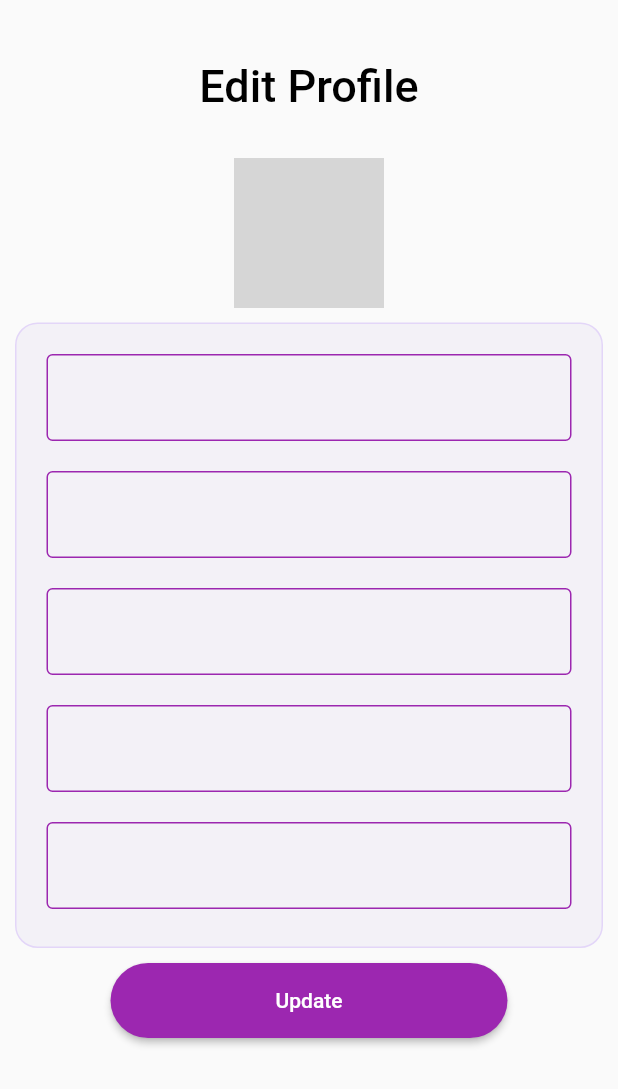
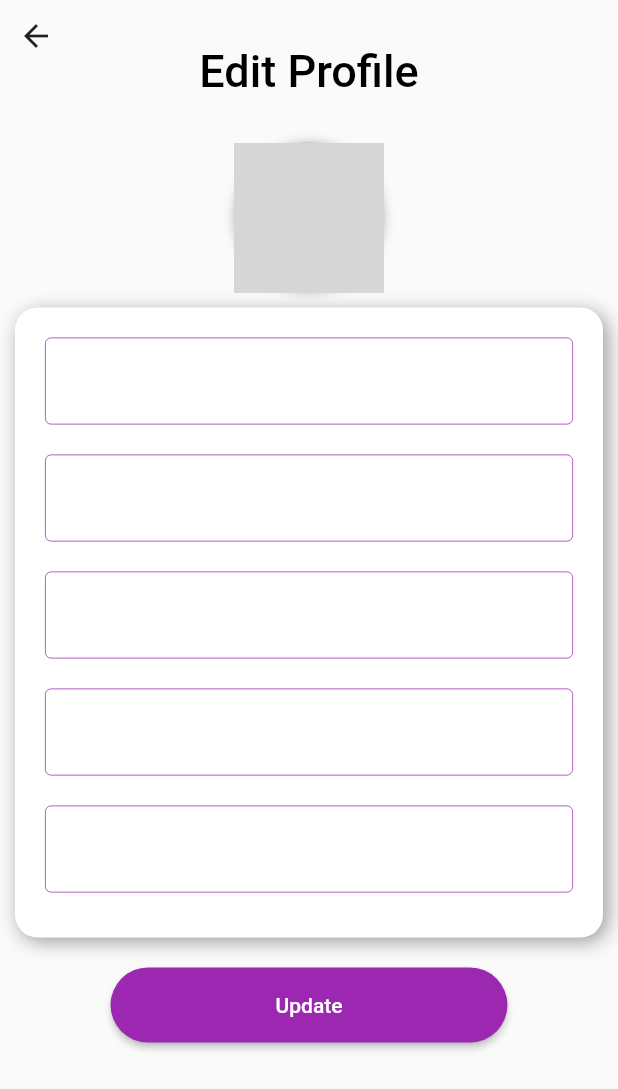
Before and after one commit to ahmedyosry433/e-commerc_flutter, a Flutter app: the Profile screen opened by its route, on a phone screen of 412 x 824 dp. Shown: the top 1089 px of the screen. Run offline on Flutter 3.47's test engine with Material 2 defaults, Android fonts, the phone set to English and light mode, and no system bars; our stand-ins replace badges, cloud_firestore, firebase_auth, firebase_core, flutter_svg, google_sign_in and 5 more; missing offline and left inert: flutter_facebook_auth; accounts and stored records are empty; network calls fail; grey boxes are pictures that could not be loaded.

Commit message:
more profile change

```diff
--- a/lib/core/global/theme/app_colors/app_color_light.dart
+++ b/lib/core/global/theme/app_colors/app_color_light.dart
@@ -11,4 +11,6 @@ class AppColorLight {
 
   static const appBarColor = Color.fromRGBO(164, 126, 211, 1);
   static const cardColor = Color.fromRGBO(241, 233, 250, 0.774);
+  static const whiteColor = Colors.white;
+  static const shadowColor = Colors.grey;
 }
--- a/lib/forms/profile-form.dart
+++ b/lib/forms/profile-form.dart
@@ -29,14 +29,19 @@ class _ProfileFormState extends State<ProfileForm> {
         Provider.of<UserProvider>(context, listen: false).userAlreadyexist;
     return Form(
       key: formKey,
-      child: Column(
-        children: [
+      child: Column(children: [
         Container(
           margin: const EdgeInsets.all(10),
           decoration: BoxDecoration(
+            boxShadow: const [
+              BoxShadow(
+                  color: AppColorLight.shadowColor,
+                  blurRadius: 10,
+                  offset: Offset(3, 3))
+            ],
             borderRadius: BorderRadius.circular(15),
-                color: const Color.fromARGB(255, 243, 241, 247),
-                border: Border.all(color: AppColorLight.secondColor)),
+            color: AppColorLight.whiteColor,
+          ),
           child: Column(
             children: [
               Container(
@@ -55,16 +60,15 @@ class _ProfileFormState extends State<ProfileForm> {
                   decoration: InputDecoration(
                     hintText: "${userData['firstName']}",
                     enabledBorder: const OutlineInputBorder(
-                        borderSide:
-                            BorderSide(color: AppColorLight.primaryColor),
+                      borderSide: BorderSide(
+                          color: AppColorLight.primaryColor, width: 0.5),
                     ),
                     focusedBorder: const OutlineInputBorder(
-                        borderSide:
-                            BorderSide(color: AppColorLight.secondColor),
+                      borderSide: BorderSide(color: AppColorLight.secondColor),
                     ),
                     errorBorder: const OutlineInputBorder(
-                        borderSide:
-                            BorderSide(color: AppColorLight.primaryColor),
+                      borderSide: BorderSide(
+                          color: AppColorLight.primaryColor, width: 0.5),
                     ),
                   ),
                 ),
@@ -85,12 +89,12 @@ class _ProfileFormState extends State<ProfileForm> {
                   decoration: InputDecoration(
                       hintText: "${userData['lastName']}",
                       enabledBorder: const OutlineInputBorder(
-                          borderSide:
-                              BorderSide(color: AppColorLight.primaryColor),
+                        borderSide: BorderSide(
+                            color: AppColorLight.primaryColor, width: 0.5),
                       ),
                       errorBorder: const OutlineInputBorder(
-                          borderSide:
-                              BorderSide(color: AppColorLight.primaryColor),
+                        borderSide: BorderSide(
+                            color: AppColorLight.primaryColor, width: 0.5),
                       ),
                       focusedBorder: const OutlineInputBorder(
                         borderSide:
@@ -105,16 +109,16 @@ class _ProfileFormState extends State<ProfileForm> {
                   decoration: InputDecoration(
                     hintText: "${user!.email}",
                     enabledBorder: const OutlineInputBorder(
-                        borderSide:
-                            BorderSide(color: AppColorLight.primaryColor),
+                      borderSide: BorderSide(
+                          color: AppColorLight.primaryColor, width: 0.5),
                     ),
                     focusedBorder: const OutlineInputBorder(
-                        borderSide:
-                            BorderSide(color: AppColorLight.primaryColor),
+                      borderSide: BorderSide(
+                          color: AppColorLight.primaryColor, width: 0.5),
                     ),
                     errorBorder: const OutlineInputBorder(
-                        borderSide:
-                            BorderSide(color: AppColorLight.primaryColor),
+                      borderSide: BorderSide(
+                          color: AppColorLight.primaryColor, width: 0.5),
                     ),
                   ),
                 ),
@@ -135,16 +139,15 @@ class _ProfileFormState extends State<ProfileForm> {
                   decoration: InputDecoration(
                     hintText: "${userData['phone']}",
                     enabledBorder: const OutlineInputBorder(
-                        borderSide:
-                            BorderSide(color: AppColorLight.primaryColor),
+                      borderSide: BorderSide(
+                          color: AppColorLight.primaryColor, width: 0.5),
                     ),
                     focusedBorder: const OutlineInputBorder(
-                        borderSide:
-                            BorderSide(color: AppColorLight.secondColor),
+                      borderSide: BorderSide(color: AppColorLight.secondColor),
                     ),
                     errorBorder: const OutlineInputBorder(
-                        borderSide:
-                            BorderSide(color: AppColorLight.primaryColor),
+                      borderSide: BorderSide(
+                          color: AppColorLight.primaryColor, width: 0.5),
                     ),
                   ),
                 ),
@@ -164,12 +167,12 @@ class _ProfileFormState extends State<ProfileForm> {
                   decoration: InputDecoration(
                       hintText: "${userData['address']}",
                       enabledBorder: const OutlineInputBorder(
-                          borderSide:
-                              BorderSide(color: AppColorLight.primaryColor),
+                        borderSide: BorderSide(
+                            color: AppColorLight.primaryColor, width: 0.5),
                       ),
                       errorBorder: const OutlineInputBorder(
-                          borderSide:
-                              BorderSide(color: AppColorLight.primaryColor),
+                        borderSide: BorderSide(
+                            color: AppColorLight.primaryColor, width: 0.5),
                       ),
                       focusedBorder: const OutlineInputBorder(
                         borderSide:
@@ -177,11 +180,13 @@ class _ProfileFormState extends State<ProfileForm> {
                       )),
                 ),
               ),
-                const SizedBox(height: 15),
+              const SizedBox(height: 20),
             ],
           ),
         ),
-          ElevatedButton(
+        Padding(
+          padding: const EdgeInsets.only(top: 10),
+          child: ElevatedButton(
             onPressed: () async {
               try {
                 if (formKey.currentState!.validate()) {
@@ -217,8 +222,8 @@ class _ProfileFormState extends State<ProfileForm> {
               "Update",
             ),
           ),
-        ],
         ),
+      ]),
     );
   }
 }
--- a/lib/screens/auth/profile-page.dart
+++ b/lib/screens/auth/profile-page.dart
@@ -1,6 +1,7 @@
 // ignore_for_file: must_be_immutable, file_names
 
 import 'package:flutter/material.dart';
+import 'package:flutter_welcome_login_singup_screens/core/global/theme/app_colors/app_color_light.dart';
 import 'package:flutter_welcome_login_singup_screens/forms/profile-form.dart';
 
 class Profile extends StatelessWidget {
@@ -11,12 +12,10 @@ class Profile extends StatelessWidget {
     return SafeArea(
         child: Scaffold(
       body: SingleChildScrollView(
-        child: Column(children: [
-          AppBar(
-            backgroundColor: Colors.transparent,
-            elevation: 0,
-            toolbarHeight: 10,
-          ),
+        child: Stack(
+          children: [
+            Column(
+              children: [
                 Center(
                   child: Padding(
                     padding: const EdgeInsets.symmetric(vertical: 30),
@@ -29,16 +28,31 @@ class Profile extends StatelessWidget {
                 Container(
                   height: 100,
                   width: 100,
-            decoration: const BoxDecoration(
+                  decoration: BoxDecoration(
+                      border: Border.all(
+                          color: AppColorLight.primaryColor, width: 0.10),
+                      boxShadow: [
+                        BoxShadow(
+                            color: AppColorLight.shadowColor.withOpacity(0.7),
+                            blurRadius: 5)
+                      ],
                       shape: BoxShape.circle,
-                image: DecorationImage(
+                      image: const DecorationImage(
                           image: NetworkImage(
                             "https://images.unsplash.com/photo-1458071103673-6a6e4c4a3413?ixlib=rb-1.2.1&ixid=eyJhcHBfaWQiOjEyMDd9&auto=format&fit=crop&w=750&q=80",
                           ),
                           fit: BoxFit.cover)),
                 ),
                 const ProfileForm(),
-        ]),
+              ],
+            ),
+            Positioned(
+              child: IconButton(
+                  onPressed: () => Navigator.pop(context),
+                  icon: const Icon(Icons.arrow_back)),
+            ),
+          ],
+        ),
       ),
     ));
   }
```
Lines whose indentation alone changed are shown as unchanged.
